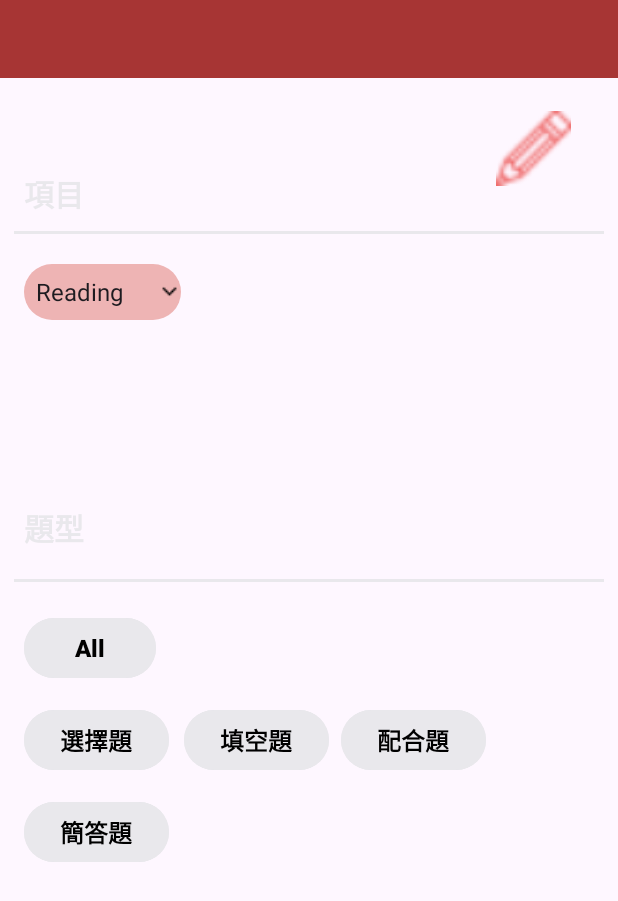
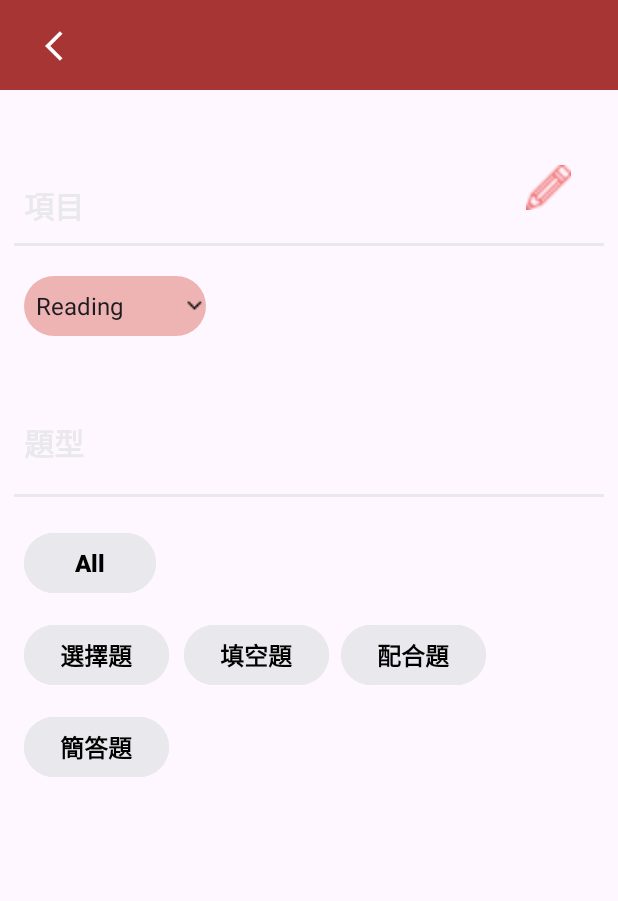
Before and after one commit to Fishtin666/GP_final, an Android app: the Review_choose screen opened directly, with no data from a screen before it, on a phone screen of 412 x 824 dp. Shown: the top 901 px of the screen. Run offline under Robolectric (Android 15) with nearby library versions, the phone set to English and light mode, and no system bars.

Commit message:
Listen & riview fragment2

```diff
--- a/GP_final/GProject/app/src/main/res/layout/activity_review_choose.xml
+++ b/GP_final/GProject/app/src/main/res/layout/activity_review_choose.xml
@@ -8,9 +8,9 @@
 
     <ImageButton
         android:id="@+id/pencil2"
-        android:layout_width="50dp"
-        android:layout_height="50dp"
-        android:layout_marginTop="22dp"
+        android:layout_width="30dp"
+        android:layout_height="30dp"
+        android:layout_marginTop="50dp"
         android:layout_marginEnd="31dp"
         android:background="#00FF0000"
         android:scaleType="fitCenter"
@@ -21,9 +21,22 @@
     <View
         android:id="@+id/view2"
         android:layout_width="413dp"
-        android:layout_height="52dp"
+        android:layout_height="60dp"
         android:background="@color/red"
         app:layout_constraintEnd_toEndOf="parent"
+        app:layout_constraintTop_toTopOf="parent" />
+
+    <ImageButton
+        android:id="@+id/back"
+        android:layout_width="60dp"
+        android:layout_height="50dp"
+        android:layout_marginStart="12dp"
+        android:layout_marginTop="5dp"
+        android:background="?android:attr/selectableItemBackground"
+        android:contentDescription=" "
+        android:onClick="leaveClick"
+        android:src="@drawable/back"
+        app:layout_constraintStart_toStartOf="parent"
         app:layout_constraintTop_toTopOf="parent" />
 
     <View
@@ -51,8 +64,8 @@
 
     <Spinner
         android:id="@+id/spinner2"
-        android:layout_width="wrap_content"
-        android:layout_height="37dp"
+        android:layout_width="121dp"
+        android:layout_height="40dp"
         android:layout_marginStart="16dp"
         android:layout_marginTop="20dp"
         android:background="@drawable/spinner_shape"
@@ -62,9 +75,10 @@
     <androidx.constraintlayout.widget.ConstraintLayout
         android:id="@+id/center"
         android:layout_width="match_parent"
-        android:layout_height="503dp"
-        app:layout_constraintBottom_toBottomOf="parent"
-        app:layout_constraintStart_toStartOf="parent">
+        android:layout_height="wrap_content"
+        android:layout_marginTop="40dp"
+        app:layout_constraintStart_toStartOf="parent"
+        app:layout_constraintTop_toBottomOf="@+id/spinner2">
 
     </androidx.constraintlayout.widget.ConstraintLayout>
 
--- a/GP_final/GProject/app/src/main/res/layout/fragment_wrong.xml
+++ b/GP_final/GProject/app/src/main/res/layout/fragment_wrong.xml
@@ -37,8 +37,8 @@
 
         <ImageButton
             android:id="@+id/pencil1"
-            android:layout_width="40dp"
-            android:layout_height="40dp"
+            android:layout_width="30dp"
+            android:layout_height="30dp"
             android:layout_marginTop="50dp"
             android:layout_marginEnd="31dp"
             android:background="#00FF0000"
@@ -56,6 +56,7 @@
             app:layout_constraintTop_toTopOf="parent">
 
             <LinearLayout
+                android:id="@+id/reviewLayout"
                 android:layout_width="match_parent"
                 android:layout_height="wrap_content"
                 android:layout_margin="10dp"
```
Also changed, not shown: GP_final/GProject/app/src/main/java/com/example/gproject/Review/Review_choose.java (+9 -8 lines), GP_final/GProject/app/src/main/java/com/example/gproject/Review/Review_main.java (deleted, +0 -43 lines), GP_final/GProject/app/src/main/java/com/example/gproject/fragment/WrongFragment.java (+92 -9 lines), GP_final/GProject/app/src/main/res/layout/review.xml (deleted, +0 -117 lines).
